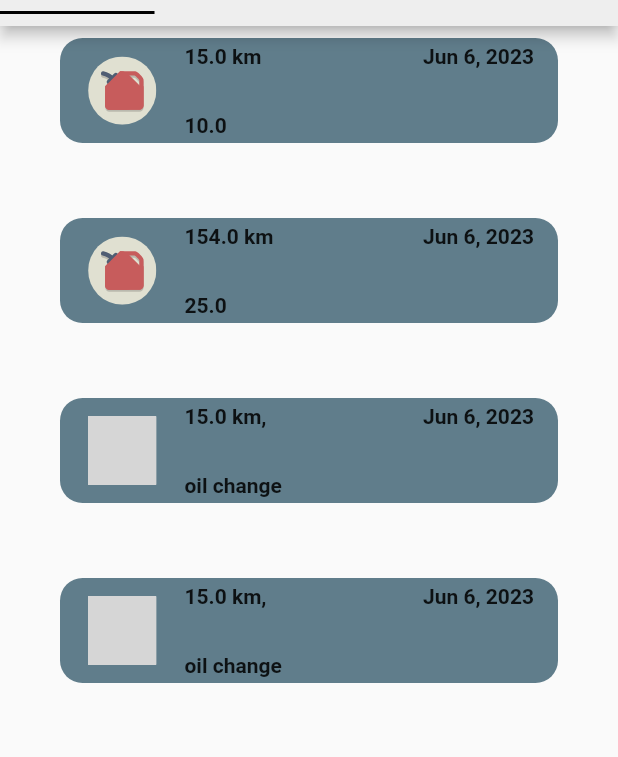
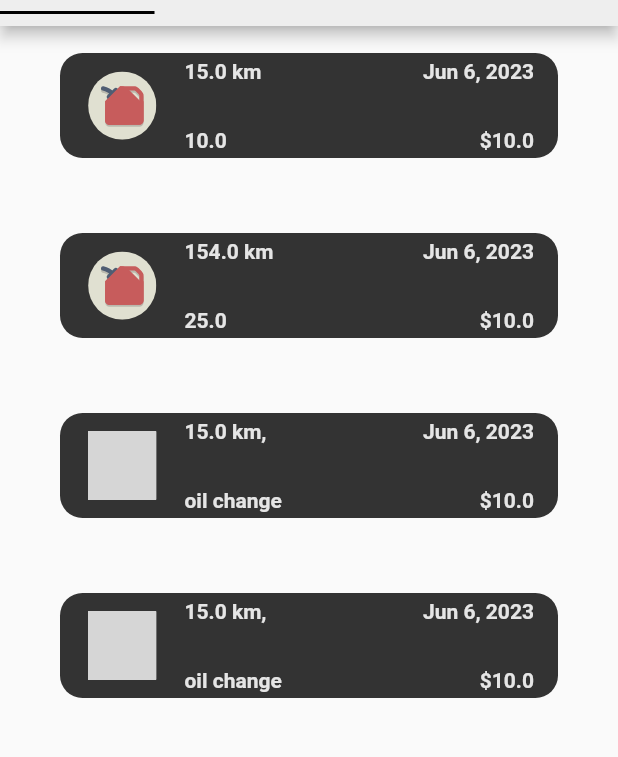
Before and after one commit to basilis0606/MainTena, a Flutter app: the screen it shows after launch, on a phone screen of 412 x 824 dp, the part 142-899 px from its top. Run offline on Flutter 3.47's test engine with Material 2 defaults, Android fonts, the phone set to English and light mode, and no system bars; our stand-ins replace flutter_svg; grey boxes are pictures that could not be loaded.

Commit message:
Changes in ui

```diff
--- a/src/lib/classes/test.dart
+++ b/src/lib/classes/test.dart
@@ -37,12 +37,11 @@ class Test {
         estimatedCost: 10.0,
         description: "oil change");
 
-    v.createExpense(10.0, DateTime.now(), "USD", f1);
-    v.createExpense(10.0, DateTime.now(), "USD", f2);
-    v.createExpense(10.0, DateTime.now(), "USD", m1);
-    v.createExpense(10.0, DateTime.now(), "USD", m2);
-
-    print(v.expenses_2);
+    v.createExpense(10.0, DateTime.now(), "\$", f1);
+    v.createExpense(10.0, DateTime.now(), "\$", f2);
+    v.createExpense(10.0, DateTime.now(), "\$", m1);
+    v.createExpense(10.0, DateTime.now(), "\$", m2);
   }
 }
-void main(){}
+
+void main() {}
--- a/src/lib/fragments/garage/expenses.dart
+++ b/src/lib/fragments/garage/expenses.dart
@@ -4,6 +4,9 @@ import 'package:try_project/classes/Vehicle.dart';
 import 'package:try_project/classes/Fuel.dart';
 import 'package:try_project/widgets/square_widget.dart';
 import '../../widgets/expenses_list.dart';
+
+// This is the type used by the popup menu below.
+enum SampleItem { itemOne, itemTwo, itemThree }
 
 class Expenses extends StatelessWidget {
   final Vehicle my_veh;
@@ -12,11 +15,17 @@ class Expenses extends StatelessWidget {
 
   @override
   Widget build(BuildContext context) {
-    // Add padding to the listview
-    return Padding(
-      padding: const EdgeInsets.symmetric(
-          horizontal: 40, vertical: 8), // Adjust the padding value as needed
-      child: SquareList(my_veh: my_veh),
+    return Column(
+      children: [
+        const SizedBox(height: 10),
+        Padding(
+          padding: const EdgeInsets.symmetric(
+            horizontal: 40,
+            vertical: 8,
+          ),
+          child: SquareList(my_veh: my_veh),
+        ),
+      ],
     );
   }
 }
--- a/src/lib/widgets/expenses_list.dart
+++ b/src/lib/widgets/expenses_list.dart
@@ -18,8 +18,9 @@ class SquareList extends StatelessWidget {
 
   @override
   Widget build(BuildContext context) {
-    // Add padding to the listview
-    return ListView.separated(
+    return Expanded(
+        child: ListView.separated(
+      shrinkWrap: true,
       itemCount: my_veh.expenses_2.length,
       itemBuilder: (BuildContext context, int index) {
         if (my_veh.expenses_2[index].notification is Maintenance) {
@@ -29,6 +30,8 @@ class SquareList extends StatelessWidget {
             date: my_veh.expenses_2[index].date,
             downLeftText:
                 (my_veh.expenses_2[index].notification as Maintenance).type,
+            cost: my_veh.expenses_2[index].currency.toString() +
+                my_veh.expenses_2[index].amount.toString(),
           );
         } else if (my_veh.expenses_2[index].notification is Fuel) {
           return SquareWidget2(
@@ -38,6 +41,8 @@ class SquareList extends StatelessWidget {
             downLeftText: (my_veh.expenses_2[index].notification as Fuel)
                 .liters
                 .toString(),
+            cost: my_veh.expenses_2[index].currency.toString() +
+                my_veh.expenses_2[index].amount.toString(),
           );
         } else if (my_veh.expenses_2[index].notification is Damage) {
           return SquareWidget2(
@@ -46,6 +51,8 @@ class SquareList extends StatelessWidget {
             date: my_veh.expenses_2[index].date,
             downLeftText:
                 (my_veh.expenses_2[index].notification as Damage).type,
+            cost: my_veh.expenses_2[index].currency.toString() +
+                my_veh.expenses_2[index].amount.toString(),
           );
         } else if (my_veh.expenses_2[index].notification is Upgrade) {
           return SquareWidget2(
@@ -54,6 +61,8 @@ class SquareList extends StatelessWidget {
             date: my_veh.expenses_2[index].date,
             downLeftText:
                 (my_veh.expenses_2[index].notification as Upgrade).type,
+            cost: my_veh.expenses_2[index].currency.toString() +
+                my_veh.expenses_2[index].amount.toString(),
           );
         } else if (my_veh.expenses_2[index].notification is Insurance) {
           return SquareWidget2(
@@ -62,12 +71,14 @@ class SquareList extends StatelessWidget {
             date: my_veh.expenses_2[index].date,
             downLeftText:
                 (my_veh.expenses_2[index].notification as Insurance).type,
+            cost: my_veh.expenses_2[index].currency.toString() +
+                my_veh.expenses_2[index].amount.toString(),
           );
         }
       },
       separatorBuilder: (BuildContext context, int index) {
         return const SizedBox(height: 50);
       },
-    );
+    ));
   }
 }
--- a/src/lib/widgets/square_widget.dart
+++ b/src/lib/widgets/square_widget.dart
@@ -5,12 +5,14 @@ import 'package:intl/intl.dart';
 
 class SquareWidget2 extends StatelessWidget {
   final double size = 35;
-  final Color color = Colors.blueGrey;
+  final Color color = const Color(0xFF333333);
+  final Color textColor = const Color(0xFFE5E5E5);
   final String icon;
   final String upLeftText;
   final DateTime date;
   final String downLeftText;
   final double? progress;
+  final String? cost;
 
   const SquareWidget2(
       {Key? key,
@@ -18,7 +20,8 @@ class SquareWidget2 extends StatelessWidget {
       required this.upLeftText,
       required this.date,
       required this.downLeftText,
-      this.progress})
+      this.progress,
+      this.cost})
       : super(key: key);
 
   @override
@@ -64,7 +67,8 @@ class SquareWidget2 extends StatelessWidget {
                       Expanded(
                         child: Text(
                           upLeftText,
-                          style: const TextStyle(fontWeight: FontWeight.w600),
+                          style: TextStyle(
+                              fontWeight: FontWeight.w600, color: textColor),
                         ),
                       ),
                       // Add column with text
@@ -75,8 +79,9 @@ class SquareWidget2 extends StatelessWidget {
                             padding: const EdgeInsets.only(right: 16.0),
                             child: Text(
                               upRightText,
-                              style:
-                                  const TextStyle(fontWeight: FontWeight.w600),
+                              style: TextStyle(
+                                  fontWeight: FontWeight.w600,
+                                  color: textColor),
                             ),
                           ),
                         ),
@@ -112,8 +117,9 @@ class SquareWidget2 extends StatelessWidget {
                     children: [
                       Expanded(
                           child: Text(downLeftText,
-                              style: const TextStyle(
-                                  fontWeight: FontWeight.w600))),
+                              style: TextStyle(
+                                  fontWeight: FontWeight.w600,
+                                  color: textColor))),
                       const Expanded(
                         child: SizedBox(),
                       ),
@@ -125,8 +131,24 @@ class SquareWidget2 extends StatelessWidget {
                               padding: const EdgeInsets.only(right: 16.0),
                               child: Text(
                                 "${(progress! * 100).toInt()}%",
-                                style: const TextStyle(
-                                    fontWeight: FontWeight.w600),
+                                style: TextStyle(
+                                    fontWeight: FontWeight.w600,
+                                    color: textColor),
+                              ),
+                            ),
+                          ),
+                        ),
+                      if (cost != null)
+                        Expanded(
+                          child: Align(
+                            alignment: Alignment.centerRight,
+                            child: Padding(
+                              padding: const EdgeInsets.only(right: 16.0),
+                              child: Text(
+                                "$cost",
+                                style: TextStyle(
+                                    fontWeight: FontWeight.w600,
+                                    color: textColor),
                               ),
                             ),
                           ),
```
